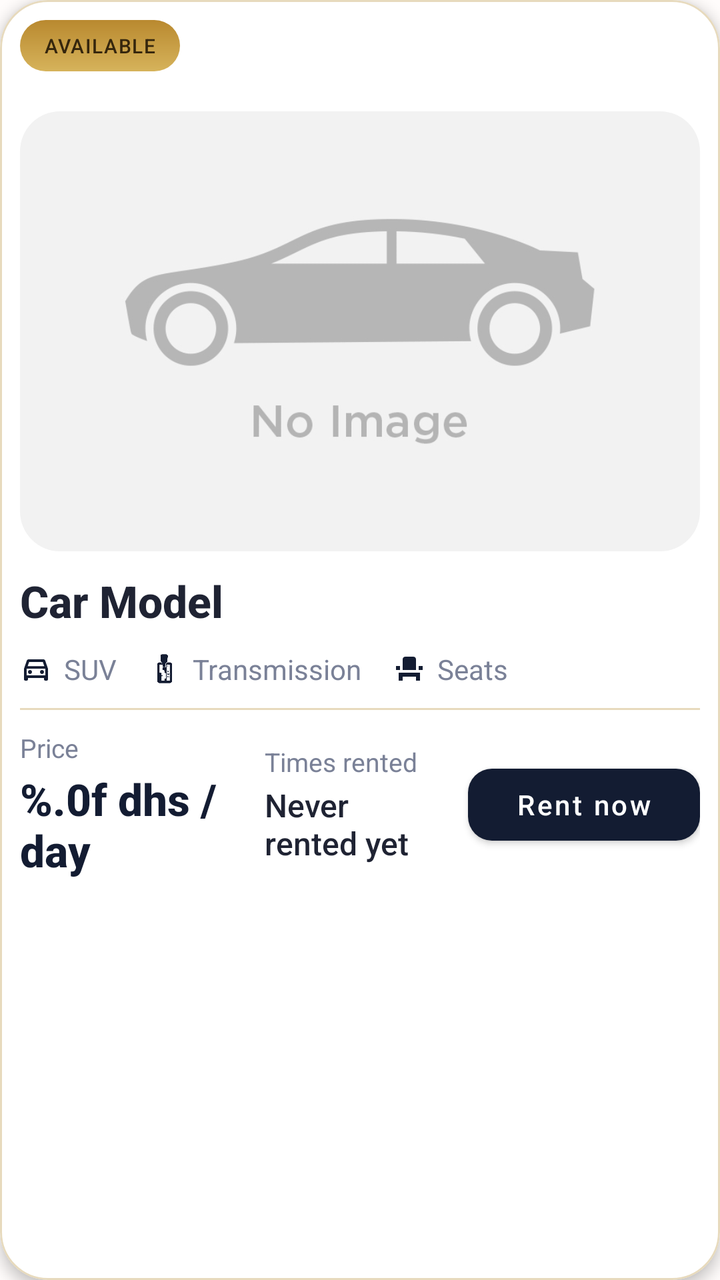
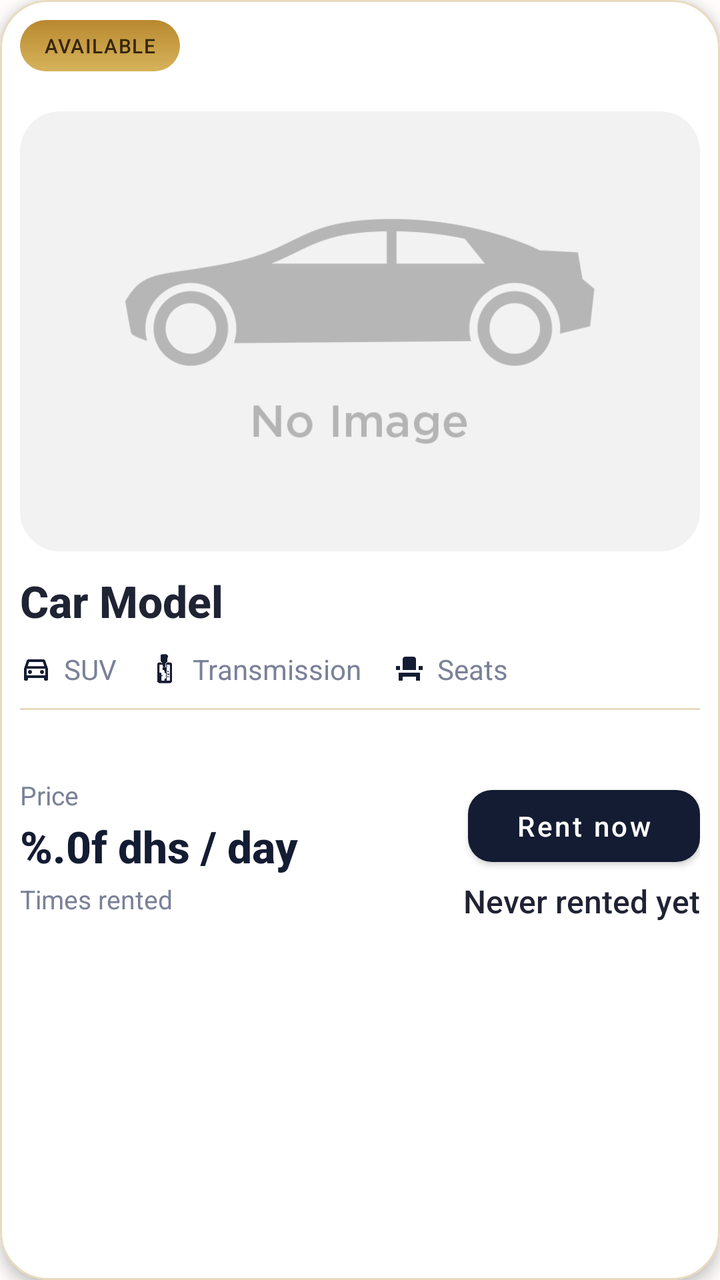

Two renders of the same Android screen: before a commit and after it. Below are the layout's source before the change and the commit's diff.
<!-- AndroidManifest.xml: application theme Theme.CarRentingTest -->
<!-- res/layout/item_car.xml -->
<?xml version="1.0" encoding="utf-8"?>
<com.google.android.material.card.MaterialCardView
    xmlns:android="http://schemas.android.com/apk/res/android"
    xmlns:app="http://schemas.android.com/apk/res-auto"
    android:layout_width="match_parent"
    android:layout_height="wrap_content"
    android:layout_marginBottom="@dimen/home_car_item_spacing"
    android:foreground="?attr/selectableItemBackground"
    android:clickable="true"
    android:focusable="true"
    app:cardBackgroundColor="@color/colorSurface"
    app:cardCornerRadius="24dp"
    app:cardElevation="4dp"
    app:strokeColor="@color/homeCardStroke"
    app:strokeWidth="1dp">

    <androidx.constraintlayout.widget.ConstraintLayout
        android:layout_width="match_parent"
        android:layout_height="wrap_content"
        android:padding="10dp">

        
        <TextView
            android:id="@+id/carAvailability"
            android:layout_width="wrap_content"
            android:layout_height="wrap_content"
            android:background="@drawable/bg_badge_luxury"
            android:paddingStart="12dp"
            android:paddingEnd="12dp"
            android:paddingTop="6dp"
            android:paddingBottom="6dp"
            android:fontFamily="sans-serif-medium"
            android:letterSpacing="0.05"
            android:text="@string/car_available"
            android:textAllCaps="true"
            android:textColor="@color/homeHighlightTitle"
            android:textSize="10sp"
            app:layout_constraintStart_toStartOf="parent"
            app:layout_constraintTop_toTopOf="parent" />

        
        <androidx.cardview.widget.CardView
            android:id="@+id/imageContainer"
            android:layout_width="0dp"
            android:layout_height="wrap_content"
            android:layout_marginTop="20dp"
            app:cardCornerRadius="20dp"
            app:cardElevation="0dp"
            app:layout_constraintTop_toBottomOf="@id/carAvailability"
            app:layout_constraintStart_toStartOf="parent"
            app:layout_constraintEnd_toEndOf="parent">

            <ImageView
                android:id="@+id/carImage"
                android:layout_width="wrap_content"
                android:layout_height="220dp"
                android:layout_gravity="center"
                android:scaleType="centerCrop"
                android:src="@drawable/car_placeholder"
                android:contentDescription="@string/car_image_content_description" />

        </androidx.cardview.widget.CardView>

        
        <TextView
            android:id="@+id/carModel"
            android:layout_width="0dp"
            android:layout_height="wrap_content"
            android:layout_marginTop="10dp"
            android:ellipsize="end"
            android:fontFamily="sans-serif-medium"
            android:maxLines="1"
            android:text="@string/car_model"
            android:textColor="@color/textColorPrimary"
            android:textSize="22sp"
            android:textStyle="bold"
            app:layout_constraintTop_toBottomOf="@id/imageContainer"
            app:layout_constraintStart_toStartOf="parent"
            app:layout_constraintEnd_toEndOf="parent" />

        
        <LinearLayout
            android:id="@+id/infoRow"
            android:layout_width="0dp"
            android:layout_height="wrap_content"
            android:layout_marginTop="10dp"
            android:orientation="horizontal"
            android:gravity="start"
            android:baselineAligned="false"
            app:layout_constraintTop_toBottomOf="@id/carModel"
            app:layout_constraintStart_toStartOf="parent"
            app:layout_constraintEnd_toEndOf="parent">

            
            <LinearLayout
                android:layout_width="wrap_content"
                android:layout_height="wrap_content"
                android:orientation="horizontal"
                android:gravity="center_vertical"
                android:layout_marginEnd="16dp">

                <ImageView
                    android:layout_width="16dp"
                    android:layout_height="16dp"
                    android:src="@drawable/ic_car"
                    app:tint="@color/iconTint"
                    android:contentDescription="@null" />

                <TextView
                    android:id="@+id/carType"
                    android:layout_width="wrap_content"
                    android:layout_height="wrap_content"
                    android:layout_marginStart="6dp"
                    android:text="@string/suv"
                    android:textColor="@color/textColorSecondary"
                    android:textSize="14sp"
                    android:fontFamily="sans-serif" />

            </LinearLayout>

            
            <LinearLayout
                android:layout_width="wrap_content"
                android:layout_height="wrap_content"
                android:orientation="horizontal"
                android:gravity="center_vertical"
                android:layout_marginEnd="16dp">

                <ImageView
                    android:layout_width="16dp"
                    android:layout_height="16dp"
                    android:src="@drawable/ic_transmission"
                    app:tint="@color/iconTint"
                    android:contentDescription="@null" />

                <TextView
                    android:id="@+id/carTransmission"
                    android:layout_width="wrap_content"
                    android:layout_height="wrap_content"
                    android:layout_marginStart="6dp"
                    android:text="@string/transmission_unknown"
                    android:textColor="@color/textColorSecondary"
                    android:textSize="14sp"
                    android:fontFamily="sans-serif" />

            </LinearLayout>

            
            <LinearLayout
                android:layout_width="wrap_content"
                android:layout_height="wrap_content"
                android:orientation="horizontal"
                android:gravity="center_vertical">

                <ImageView
                    android:layout_width="16dp"
                    android:layout_height="16dp"
                    android:src="@drawable/ic_seats"
                    app:tint="@color/iconTint"
                    android:contentDescription="@null" />

                <TextView
                    android:id="@+id/carSeats"
                    android:layout_width="wrap_content"
                    android:layout_height="wrap_content"
                    android:layout_marginStart="6dp"
                    android:text="@string/seats_unknown"
                    android:textColor="@color/textColorSecondary"
                    android:textSize="14sp"
                    android:fontFamily="sans-serif" />

            </LinearLayout>

        </LinearLayout>

        
        <View
            android:id="@+id/divider"
            android:layout_width="0dp"
            android:layout_height="1dp"
            android:layout_marginTop="10dp"
            android:background="@color/homeCardStroke"
            app:layout_constraintTop_toBottomOf="@id/infoRow"
            app:layout_constraintStart_toStartOf="parent"
            app:layout_constraintEnd_toEndOf="parent" />

        
        <LinearLayout
            android:id="@+id/bottomRow"
            android:layout_width="0dp"
            android:layout_height="wrap_content"
            android:layout_marginTop="10dp"
            android:orientation="horizontal"
            android:gravity="center_vertical"
            app:layout_constraintTop_toBottomOf="@id/divider"
            app:layout_constraintStart_toStartOf="parent"
            app:layout_constraintEnd_toEndOf="parent"
            app:layout_constraintBottom_toBottomOf="parent">

            <LinearLayout
                android:layout_width="wrap_content"
                android:layout_height="wrap_content"
                android:layout_weight="1"
                android:orientation="vertical">

                <TextView
                    android:layout_width="wrap_content"
                    android:layout_height="wrap_content"
                    android:text="@string/car_price_label"
                    android:textColor="@color/textColorSecondary"
                    android:textSize="13sp"
                    android:fontFamily="sans-serif" />

                <TextView
                    android:id="@+id/carPrice"
                    android:layout_width="wrap_content"
                    android:layout_height="wrap_content"
                    android:layout_marginTop="2dp"
                    android:fontFamily="sans-serif-medium"
                    android:text="@string/price_per_day_format"
                    android:textColor="@color/colorPrimary"
                    android:textSize="22sp"
                    android:textStyle="bold" />

            </LinearLayout>

            <LinearLayout
                android:id="@+id/rentalCountGroup"
                android:layout_width="wrap_content"
                android:layout_height="wrap_content"
                android:layout_marginStart="16dp"
                android:layout_weight="1"
                android:orientation="vertical">

                <TextView
                    android:layout_width="wrap_content"
                    android:layout_height="wrap_content"
                    android:text="@string/times_rented_label"
                    android:textColor="@color/textColorSecondary"
                    android:textSize="13sp"
                    android:fontFamily="sans-serif" />

                <TextView
                    android:id="@+id/carRentalCount"
                    android:layout_width="wrap_content"
                    android:layout_height="wrap_content"
                    android:layout_marginTop="2dp"
                    android:fontFamily="sans-serif-medium"
                    android:text="@string/times_rented_never"
                    android:textColor="@color/textColorPrimary"
                    android:textSize="16sp" />

            </LinearLayout>

            <com.google.android.material.button.MaterialButton
                android:id="@+id/btnEdit"
                android:layout_width="wrap_content"
                android:layout_height="48dp"
                android:layout_marginStart="16dp"
                android:text="@string/edit"
                android:textAllCaps="false"
                android:textSize="14sp"
                android:fontFamily="sans-serif-medium"
                android:paddingStart="20dp"
                android:paddingEnd="20dp"
                android:textColor="@color/colorPrimary"
                app:cornerRadius="12dp"
                app:elevation="0dp"
                app:strokeWidth="1dp"
                app:strokeColor="@color/colorPrimary"
                app:backgroundTint="@android:color/transparent"
                android:visibility="gone" />

            <com.google.android.material.button.MaterialButton
                android:id="@+id/btnDelete"
                android:layout_width="wrap_content"
                android:layout_height="48dp"
                android:layout_marginStart="16dp"
                android:text="@string/action_delete"
                android:textAllCaps="false"
                android:textSize="14sp"
                android:fontFamily="sans-serif-medium"
                android:paddingStart="20dp"
                android:paddingEnd="20dp"
                android:textColor="@color/colorError"
                app:cornerRadius="12dp"
                app:elevation="0dp"
                app:strokeWidth="1dp"
                app:strokeColor="@color/colorError"
                app:backgroundTint="@android:color/transparent"
                android:visibility="gone" />

            <com.google.android.material.button.MaterialButton
                android:id="@+id/rentButton"
                android:layout_width="wrap_content"
                android:layout_height="48dp"
                android:layout_marginStart="16dp"
                android:text="@string/rent_now"
                android:textAllCaps="false"
                android:textSize="14sp"
                android:fontFamily="sans-serif-medium"
                android:paddingStart="24dp"
                android:paddingEnd="24dp"
                android:textColor="@color/colorOnPrimary"
                app:cornerRadius="12dp"
                app:elevation="0dp"
                app:backgroundTint="@color/colorPrimary"
                style="@style/Widget.MaterialComponents.Button" />



        </LinearLayout>

    </androidx.constraintlayout.widget.ConstraintLayout>

</com.google.android.material.card.MaterialCardView>
<!-- resources referenced by this layout -->
<resources>
  <color name="colorError">#B00020</color>
  <color name="colorOnPrimary">@color/palette_white</color>
  <color name="colorPrimary">@color/palette_dark_blue</color>
  <color name="colorSurface">@color/palette_white</color>
  <color name="homeCardStroke">#E7DABD</color>
  <color name="homeHighlightTitle">#35260D</color>
  <color name="iconTint">@color/palette_dark_blue</color>
  <color name="textColorPrimary">#1F2333</color>
  <color name="textColorSecondary">#7A8197</color>
  <dimen name="home_car_item_spacing">24dp</dimen>
  <!-- drawable bg_badge_luxury (drawable) -->
  <?xml version="1.0" encoding="utf-8"?>
  <shape xmlns:android="http://schemas.android.com/apk/res/android"
      android:shape="rectangle">
      <gradient
          android:startColor="#D6B35B"
          android:endColor="#B9892F"
          android:angle="90" />
      <corners android:radius="50dp" />
      <padding android:left="16dp" android:top="6dp" android:right="16dp" android:bottom="6dp" />
  </shape>
  <!-- drawable ic_seats (drawable) -->
  <vector xmlns:android="http://schemas.android.com/apk/res/android" android:height="24dp" android:tint="#000000" android:viewportHeight="24" android:viewportWidth="24" android:width="24dp">
        
      <path android:fillColor="@android:color/white" android:pathData="M4,18v3h3v-3h10v3h3v-6H4V18zM19,10h3v3h-3V10zM2,10h3v3H2V10zM17,13H7V5c0,-1.1 0.9,-2 2,-2h6c1.1,0 2,0.9 2,2V13z"/>
      
  </vector>
  <string name="action_delete">Delete</string>
  <string name="car_available">Available</string>
  <string name="car_image_content_description" tools:ignore="MissingTranslation">Car preview</string>
  <string name="car_model">Car Model</string>
  <string name="car_price_label">Price</string>
  <string name="edit">Edit</string>
  <string name="price_per_day_format">%.0f dhs / day</string>
  <string name="rent_now" tools:ignore="MissingTranslation">Rent now</string>
  <string name="seats_unknown" tools:ignore="MissingTranslation">Seats</string>
  <string name="suv">SUV</string>
  <string name="times_rented_label">Times rented</string>
  <string name="times_rented_never">Never rented yet</string>
  <string name="transmission_unknown" tools:ignore="MissingTranslation">Transmission</string>
  <style name="Theme.CarRentingTest" parent="Base.Theme.CarRentingTest" />
  <color name="palette_white">#FFFFFF</color>
  <color name="palette_dark_blue">#131C32</color>
  <style name="Base.Theme.CarRentingTest" parent="Theme.Material3.DayNight.NoActionBar">
          <item name="colorPrimary">@color/colorPrimary</item>
          <item name="colorPrimaryVariant">@color/colorPrimaryVariant</item>
          <item name="colorOnPrimary">@color/colorOnPrimary</item>
          <item name="colorSecondary">@color/colorSecondary</item>
          <item name="colorSecondaryVariant">@color/colorSecondaryVariant</item>
          <item name="colorOnSecondary">@color/colorOnSecondary</item>
          <item name="android:statusBarColor">@color/colorPrimaryVariant</item>
          <item name="android:navigationBarColor">@color/colorSurface</item>
          <item name="android:windowBackground">@color/colorBackground</item>
      </style>
  <color name="colorPrimaryVariant">@color/palette_deep_blue</color>
  <color name="colorSecondary">@color/palette_teal</color>
  <color name="colorSecondaryVariant">#C89C2E</color>
  <color name="colorOnSecondary">@color/palette_dark_blue</color>
  <color name="colorBackground">@color/palette_very_light_blue</color>
  <color name="palette_deep_blue">#1F2A44</color>
  <color name="palette_teal">#D4AF37</color>
  <color name="palette_very_light_blue">#FFFCFB</color>
  <!-- unchanged entries left out for length: 3 -->
</resources>

<!-- the commit's change to res/layout/item_car.xml (unified diff, before → after) -->
@@ -2,6 +2,7 @@
 <com.google.android.material.card.MaterialCardView
     xmlns:android="http://schemas.android.com/apk/res/android"
     xmlns:app="http://schemas.android.com/apk/res-auto"
+    xmlns:tools="http://schemas.android.com/tools"
     android:layout_width="match_parent"
     android:layout_height="wrap_content"
     android:layout_marginBottom="@dimen/home_car_item_spacing"
@@ -17,7 +18,10 @@
     <androidx.constraintlayout.widget.ConstraintLayout
         android:layout_width="match_parent"
         android:layout_height="wrap_content"
-        android:padding="10dp">
+        android:paddingStart="10dp"
+        android:paddingEnd="10dp"
+        android:paddingTop="10dp"
+        android:paddingBottom="15dp">
 
         
         <TextView
@@ -224,33 +228,7 @@
 
             </LinearLayout>
 
-            <LinearLayout
-                android:id="@+id/rentalCountGroup"
-                android:layout_width="wrap_content"
-                android:layout_height="wrap_content"
-                android:layout_marginStart="16dp"
-                android:layout_weight="1"
-                android:orientation="vertical">
-
-                <TextView
-                    android:layout_width="wrap_content"
-                    android:layout_height="wrap_content"
-                    android:text="@string/times_rented_label"
-                    android:textColor="@color/textColorSecondary"
-                    android:textSize="13sp"
-                    android:fontFamily="sans-serif" />
-
-                <TextView
-                    android:id="@+id/carRentalCount"
-                    android:layout_width="wrap_content"
-                    android:layout_height="wrap_content"
-                    android:layout_marginTop="2dp"
-                    android:fontFamily="sans-serif-medium"
-                    android:text="@string/times_rented_never"
-                    android:textColor="@color/textColorPrimary"
-                    android:textSize="16sp" />
-
-            </LinearLayout>
+
 
             <com.google.android.material.button.MaterialButton
                 android:id="@+id/btnEdit"
@@ -311,6 +289,41 @@
 
         </LinearLayout>
 
+        <LinearLayout
+            android:id="@+id/rentalCountGroup"
+            android:layout_width="match_parent"
+            android:layout_height="wrap_content"
+            android:layout_weight="1"
+            android:orientation="horizontal"
+            app:layout_constraintEnd_toEndOf="@+id/bottomRow"
+            app:layout_constraintStart_toStartOf="@+id/bottomRow"
+            app:layout_constraintTop_toBottomOf="@+id/bottomRow">
+
+            <TextView
+                android:layout_width="wrap_content"
+                android:layout_height="wrap_content"
+                android:fontFamily="sans-serif"
+                android:text="@string/times_rented_label"
+                android:textColor="@color/textColorSecondary"
+                android:textSize="13sp" />
+
+            <Space
+                android:layout_width="match_parent"
+                android:layout_height="match_parent"
+                android:layout_weight="1" />
+
+            <TextView
+                android:id="@+id/carRentalCount"
+                android:layout_width="wrap_content"
+                android:layout_height="wrap_content"
+                android:layout_marginTop="2dp"
+                android:fontFamily="sans-serif-medium"
+                android:text="@string/times_rented_never"
+                android:textColor="@color/textColorPrimary"
+                android:textSize="16sp" />
+
+        </LinearLayout>
+
     </androidx.constraintlayout.widget.ConstraintLayout>
 
 </com.google.android.material.card.MaterialCardView>
